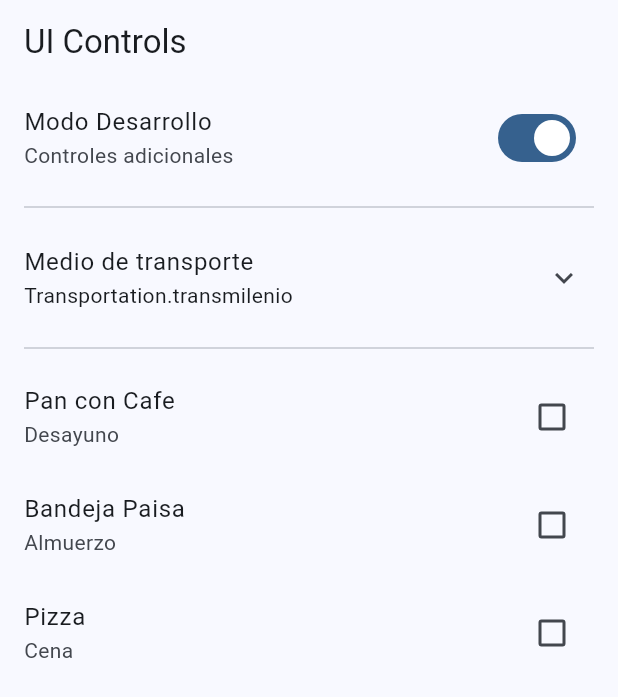
After one commit to AndresCastilloPlata/flutter_widgets_funcionales, a Flutter app: the UiControlScreen screen opened by its route, on a phone screen of 412 x 824 dp. The commit adds this screen. Shown: the top 697 px of the screen. Run offline on Flutter 3.47's test engine with Material 3 defaults, Android fonts, the light colour scheme and no system bars; our stand-ins replace go_router.

Commit message:
tipos de UI control de flutter terminados

```diff
--- a/lib/config/menu/menu_items.dart
+++ b/lib/config/menu/menu_items.dart
@@ -33,7 +33,7 @@ const appMenuItems = <MenuItem>[
     icon: Icons.refresh_rounded,
   ),
   MenuItem(
-    title: 'Snackbars y Dialogos',
+    title: 'Snackbars & Dialogos',
     subTitle: 'Mensaje indicador en pantalla',
     link: '/snackbars',
     icon: Icons.message_outlined,
@@ -44,4 +44,10 @@ const appMenuItems = <MenuItem>[
     link: '/animated',
     icon: Icons.animation_outlined,
   ),
+  MenuItem(
+    title: 'UI Controls & Tiles',
+    subTitle: 'Tipos de controles de Flutter',
+    link: '/ui-controls',
+    icon: Icons.checklist_rtl_outlined,
+  ),
 ];
--- a/lib/config/router/app_router.dart
+++ b/lib/config/router/app_router.dart
@@ -32,4 +32,9 @@ final appRouter = GoRouter(initialLocation: '/', routes: [
     path: '/animated',
     builder: (context, state) => const AnimatedScreen(),
   ),
+  GoRoute(
+    name: UiControlScreen.name,
+    path: '/ui-controls',
+    builder: (context, state) => const UiControlScreen(),
+  ),
 ]);
--- a/lib/presentation/screens/screens.dart
+++ b/lib/presentation/screens/screens.dart
@@ -6,4 +6,4 @@ export 'package:flutter_widgets_funcionales/presentation/screens/home/home_scree
 export 'package:flutter_widgets_funcionales/presentation/screens/infinite_scroll/infinite_scroll_screen.dart';
 export 'package:flutter_widgets_funcionales/presentation/screens/progress/progress_screen.dart';
 export 'package:flutter_widgets_funcionales/presentation/screens/snackbar/snackbar_screen.dart';
-export 'package:flutter_widgets_funcionales/presentation/ui_control/ui_control_screen.dart';
+export 'package:flutter_widgets_funcionales/presentation/screens/ui_control/ui_control_screen.dart';
--- /dev/null
+++ b/lib/presentation/screens/ui_control/ui_control_screen.dart
@@ -0,0 +1,137 @@
+import 'package:flutter/material.dart';
+
+class UiControlScreen extends StatelessWidget {
+  static const String name = 'ui_control_screen';
+
+  const UiControlScreen({super.key});
+
+  @override
+  Widget build(BuildContext context) {
+    return Scaffold(
+      appBar: AppBar(
+        title: const Text('UI Controls'),
+      ),
+      body: const _UiControlsView(),
+    );
+  }
+}
+
+class _UiControlsView extends StatefulWidget {
+  const _UiControlsView();
+
+  @override
+  State<_UiControlsView> createState() => _UiControlsViewState();
+}
+
+enum Transportation { carro, motocicleta, bicicleta, transmilenio }
+
+class _UiControlsViewState extends State<_UiControlsView> {
+  bool isDeveloper = true;
+  Transportation selectedTrasportation = Transportation.transmilenio;
+  bool wantsBreackFast = false;
+  bool wantsLunch = false;
+  bool wantsDinner = false;
+
+  @override
+  Widget build(BuildContext context) {
+    return ListView(
+      physics: const ClampingScrollPhysics(),
+      children: [
+        SwitchListTile(
+          title: const Text('Modo Desarrollo'),
+          subtitle: const Text('Controles adicionales'),
+          value: isDeveloper,
+          onChanged: (value) => setState(() {
+            isDeveloper = !isDeveloper;
+          }),
+        ),
+        const _DiverCostum(),
+        ExpansionTile(
+          title: const Text('Medio de transporte'),
+          subtitle: Text('$selectedTrasportation'),
+          children: [
+            RadioListTile(
+              title: const Text('Transmilenio'),
+              subtitle: const Text('Viajar en transmilenio'),
+              value: Transportation.transmilenio,
+              groupValue: selectedTrasportation,
+              onChanged: (value) => setState(() {
+                selectedTrasportation = Transportation.transmilenio;
+              }),
+            ),
+            RadioListTile(
+              title: const Text('Bicicleta'),
+              subtitle: const Text('Viajar en bicicleta'),
+              value: Transportation.bicicleta,
+              groupValue: selectedTrasportation,
+              onChanged: (value) => setState(() {
+                selectedTrasportation = Transportation.bicicleta;
+              }),
+            ),
+            RadioListTile(
+              title: const Text('Motocicleta'),
+              subtitle: const Text('Viajar en motocicleta'),
+              value: Transportation.motocicleta,
+              groupValue: selectedTrasportation,
+              onChanged: (value) => setState(() {
+                selectedTrasportation = Transportation.motocicleta;
+              }),
+            ),
+            RadioListTile(
+              title: const Text('Carro'),
+              subtitle: const Text('Viajar en carro'),
+              value: Transportation.carro,
+              groupValue: selectedTrasportation,
+              onChanged: (value) => setState(() {
+                selectedTrasportation = Transportation.carro;
+              }),
+            ),
+          ],
+        ),
+        const _DiverCostum(),
+        CheckboxListTile(
+          title: const Text('Pan con Cafe'),
+          subtitle: const Text('Desayuno'),
+          value: wantsBreackFast,
+          onChanged: (value) => setState(() {
+            wantsBreackFast = !wantsBreackFast;
+          }),
+        ),
+        CheckboxListTile(
+          title: const Text('Bandeja Paisa'),
+          subtitle: const Text('Almuerzo'),
+          value: wantsLunch,
+          onChanged: (value) => setState(() {
+            wantsLunch = !wantsLunch;
+          }),
+        ),
+        CheckboxListTile(
+          title: const Text('Pizza'),
+          subtitle: const Text('Cena'),
+          value: wantsDinner,
+          onChanged: (value) => setState(() {
+            wantsDinner = !wantsDinner;
+          }),
+        ),
+      ],
+    );
+  }
+}
+
+class _DiverCostum extends StatelessWidget {
+  const _DiverCostum();
+
+  @override
+  Widget build(BuildContext context) {
+    return const Column(
+      children: [
+        Divider(
+          thickness: 1,
+          height: 20,
+          indent: 16,
+          endIndent: 16,
+        ),
+      ],
+    );
+  }
+}
--- a/lib/presentation/ui_control/ui_control_screen.dart
+++ /dev/null
@@ -1,12 +0,0 @@
-import 'package:flutter/material.dart';
-
-class UiControlScreen extends StatelessWidget {
-  static const String name = 'ui_control_screen';
-
-  const UiControlScreen({super.key});
-
-  @override
-  Widget build(BuildContext context) {
-    return const Placeholder();
-  }
-}
```
